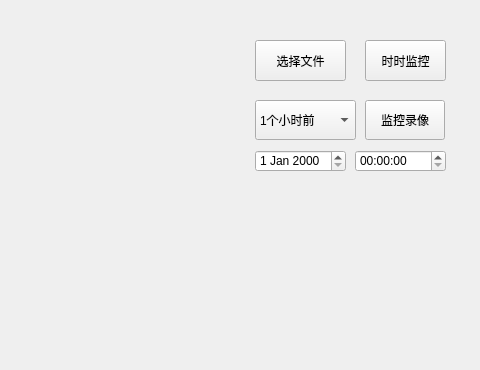
pan3dme/pythonTiktok, file hostory/hostory_main.ui: the form before one commit; both pictures show x 385 to 865 and y 0 to 370 of the 865 by 887 pixel window.
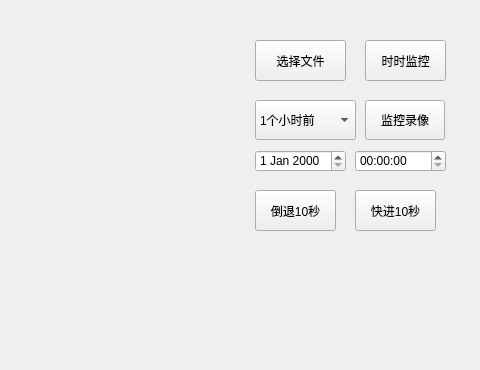
The form after the commit.

```diff
--- a/hostory/hostory_main.ui
+++ b/hostory/hostory_main.ui
@@ -152,6 +152,32 @@
      <string>时时监控</string>
     </property>
    </widget>
+   <widget class="QToolButton" name="playnext10s">
+    <property name="geometry">
+     <rect>
+      <x>740</x>
+      <y>190</y>
+      <width>81</width>
+      <height>41</height>
+     </rect>
+    </property>
+    <property name="text">
+     <string>快进10秒</string>
+    </property>
+   </widget>
+   <widget class="QToolButton" name="playpre10s">
+    <property name="geometry">
+     <rect>
+      <x>640</x>
+      <y>190</y>
+      <width>81</width>
+      <height>41</height>
+     </rect>
+    </property>
+    <property name="text">
+     <string>倒退10秒</string>
+    </property>
+   </widget>
   </widget>
  </widget>
  <resources/>
```
